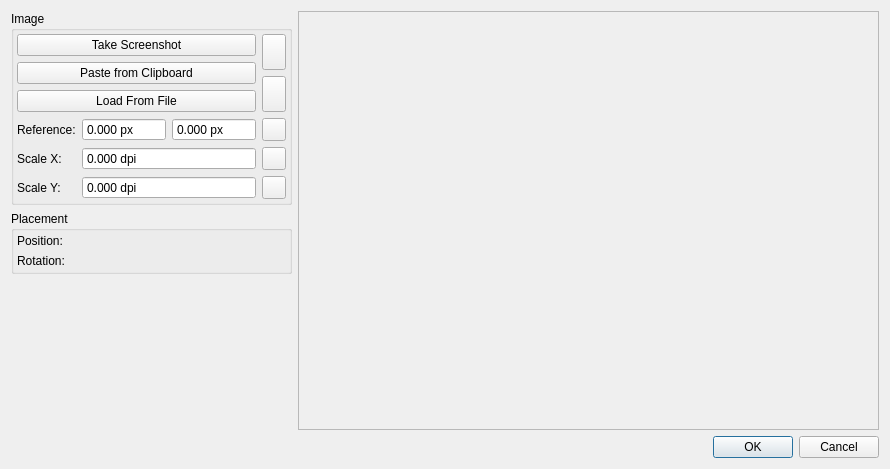
LibrePCB/LibrePCB, file libs/librepcb/editor/dialogs/backgroundimagesetupdialog.ui: the form before one commit.
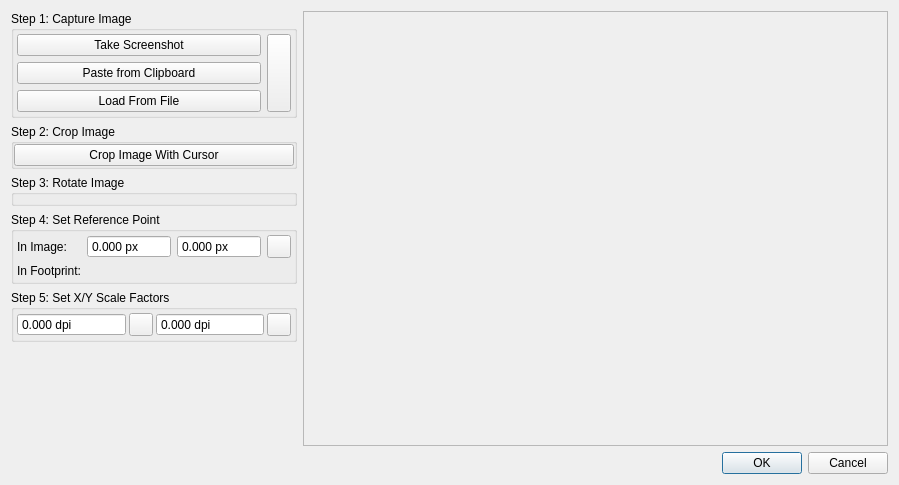
The form after the commit. Icons and pictures are not drawn. Custom widgets are drawn as their Qt base class.

What changed in the file:
```diff
--- a/libs/librepcb/editor/dialogs/backgroundimagesetupdialog.ui
+++ b/libs/librepcb/editor/dialogs/backgroundimagesetupdialog.ui
@@ -6,8 +6,8 @@
    <rect>
     <x>0</x>
     <y>0</y>
-    <width>890</width>
-    <height>469</height>
+    <width>899</width>
+    <height>485</height>
    </rect>
   </property>
   <property name="windowTitle">
@@ -17,11 +17,11 @@
    <item>
     <layout class="QHBoxLayout" name="horizontalLayout" stretch="0,1">
      <item>
-      <layout class="QVBoxLayout" name="verticalLayout" stretch="0,0,0">
+      <layout class="QVBoxLayout" name="verticalLayout" stretch="0,0,0,0,0,0">
        <item>
         <widget class="QGroupBox" name="groupBox">
          <property name="title">
-          <string>Image</string>
+          <string>Step 1: Capture Image</string>
          </property>
          <layout class="QGridLayout" name="gridLayout_2">
           <property name="leftMargin">
@@ -36,66 +36,7 @@
           <property name="bottomMargin">
            <number>3</number>
           </property>
-          <item row="5" column="0">
-           <widget class="QLabel" name="label_2">
-            <property name="text">
-             <string>Scale X:</string>
-            </property>
-           </widget>
-          </item>
-          <item row="5" column="3">
-           <widget class="QToolButton" name="btnMeasureScaleX">
-            <property name="toolTip">
-             <string>Measure scale in X-direction</string>
-            </property>
-            <property name="icon">
-             <iconset>
-              <normaloff>:/img/actions/ruler.png</normaloff>:/img/actions/ruler.png</iconset>
-            </property>
-           </widget>
-          </item>
-          <item row="1" column="0" colspan="3">
-           <widget class="QPushButton" name="btnScreenshot">
-            <property name="toolTip">
-             <string>Take a screenshot</string>
-            </property>
-            <property name="text">
-             <string>Take Screenshot</string>
-            </property>
-            <property name="icon">
-             <iconset>
-              <normaloff>:/img/actions/export_pixmap.png</normaloff>:/img/actions/export_pixmap.png</iconset>
-            </property>
-           </widget>
-          </item>
-          <item row="4" column="1">
-           <widget class="QDoubleSpinBox" name="spbxReferenceX">
-            <property name="buttonSymbols">
-             <enum>QAbstractSpinBox::NoButtons</enum>
-            </property>
-            <property name="suffix">
-             <string notr="true"> px</string>
-            </property>
-            <property name="decimals">
-             <number>3</number>
-            </property>
-            <property name="maximum">
-             <double>99999.000000000000000</double>
-            </property>
-           </widget>
-          </item>
-          <item row="6" column="3">
-           <widget class="QToolButton" name="btnMeasureScaleY">
-            <property name="toolTip">
-             <string>Measure scale in Y-direction</string>
-            </property>
-            <property name="icon">
-             <iconset>
-              <normaloff>:/img/actions/ruler.png</normaloff>:/img/actions/ruler.png</iconset>
-            </property>
-           </widget>
-          </item>
-          <item row="2" column="0" colspan="3">
+          <item row="2" column="0" colspan="2">
            <widget class="QPushButton" name="btnPaste">
             <property name="toolTip">
              <string>Paste image from clipboard</string>
@@ -109,62 +50,21 @@
             </property>
            </widget>
           </item>
-          <item row="4" column="2">
-           <widget class="QDoubleSpinBox" name="spbxReferenceY">
-            <property name="buttonSymbols">
-             <enum>QAbstractSpinBox::NoButtons</enum>
+          <item row="1" column="0" colspan="2">
+           <widget class="QPushButton" name="btnScreenshot">
+            <property name="toolTip">
+             <string>Take a screenshot</string>
             </property>
-            <property name="suffix">
-             <string> px</string>
-            </property>
-            <property name="decimals">
-             <number>3</number>
-            </property>
-            <property name="maximum">
-             <double>99999.000000000000000</double>
-            </property>
-           </widget>
-          </item>
-          <item row="5" column="1" colspan="2">
-           <widget class="QDoubleSpinBox" name="spbxDpiX">
-            <property name="buttonSymbols">
-             <enum>QAbstractSpinBox::NoButtons</enum>
-            </property>
-            <property name="suffix">
-             <string notr="true"> dpi</string>
-            </property>
-            <property name="decimals">
-             <number>3</number>
-            </property>
-            <property name="maximum">
-             <double>99999.000000000000000</double>
-            </property>
-           </widget>
-          </item>
-          <item row="6" column="1" colspan="2">
-           <widget class="QDoubleSpinBox" name="spbxDpiY">
-            <property name="buttonSymbols">
-             <enum>QAbstractSpinBox::NoButtons</enum>
-            </property>
-            <property name="suffix">
-             <string notr="true"> dpi</string>
-            </property>
-            <property name="decimals">
-             <number>3</number>
-            </property>
-            <property name="maximum">
-             <double>99999.000000000000000</double>
-            </property>
-           </widget>
-          </item>
-          <item row="6" column="0">
-           <widget class="QLabel" name="label_6">
             <property name="text">
-             <string>Scale Y:</string>
+             <string>Take Screenshot</string>
+            </property>
+            <property name="icon">
+             <iconset>
+              <normaloff>:/img/actions/export_pixmap.png</normaloff>:/img/actions/export_pixmap.png</iconset>
             </property>
            </widget>
           </item>
-          <item row="3" column="0" colspan="3">
+          <item row="3" column="0" colspan="2">
            <widget class="QPushButton" name="btnOpen">
             <property name="toolTip">
              <string>Open image from file</string>
@@ -178,64 +78,74 @@
             </property>
            </widget>
           </item>
-          <item row="4" column="3">
-           <widget class="QToolButton" name="btnSelectReference">
-            <property name="toolTip">
-             <string>Select reference point</string>
+          <item row="1" column="2" rowspan="3">
+           <widget class="QToolButton" name="btnReset">
+            <property name="sizePolicy">
+             <sizepolicy hsizetype="Fixed" vsizetype="MinimumExpanding">
+              <horstretch>0</horstretch>
+              <verstretch>0</verstretch>
+             </sizepolicy>
             </property>
+            <property name="text">
+             <string/>
+            </property>
             <property name="icon">
              <iconset>
               <normaloff>:/img/actions/select.png</normaloff>:/img/actions/select.png</iconset>
             </property>
            </widget>
           </item>
-          <item row="4" column="0">
-           <widget class="QLabel" name="label_3">
+         </layout>
+        </widget>
+       </item>
+       <item>
+        <widget class="QGroupBox" name="groupBox_4">
+         <property name="title">
+          <string>Step 2: Crop Image</string>
+         </property>
+         <layout class="QVBoxLayout" name="verticalLayout_6">
+          <property name="leftMargin">
+           <number>0</number>
+          </property>
+          <property name="topMargin">
+           <number>0</number>
+          </property>
+          <property name="rightMargin">
+           <number>0</number>
+          </property>
+          <property name="bottomMargin">
+           <number>0</number>
+          </property>
+          <item>
+           <widget class="QPushButton" name="btnCrop">
             <property name="text">
-             <string>Reference:</string>
+             <string>Crop Image With Cursor</string>
             </property>
            </widget>
           </item>
-          <item row="1" column="3" rowspan="3">
-           <layout class="QVBoxLayout" name="verticalLayout_4">
-            <item>
-             <widget class="QToolButton" name="btnReset">
-              <property name="sizePolicy">
-               <sizepolicy hsizetype="Fixed" vsizetype="MinimumExpanding">
-                <horstretch>0</horstretch>
-                <verstretch>0</verstretch>
-               </sizepolicy>
-              </property>
-              <property name="text">
-               <string/>
-              </property>
-              <property name="icon">
-               <iconset>
-                <normaloff>:/img/actions/cancel.png</normaloff>:/img/actions/cancel.png</iconset>
-              </property>
-             </widget>
-            </item>
-            <item>
-             <widget class="QToolButton" name="btnCrop">
-              <property name="sizePolicy">
-               <sizepolicy hsizetype="Fixed" vsizetype="MinimumExpanding">
-                <horstretch>0</horstretch>
-                <verstretch>0</verstretch>
-               </sizepolicy>
-              </property>
-              <property name="toolTip">
-               <string>Crop image to current view</string>
-              </property>
-              <property name="text">
-               <string/>
-              </property>
-              <property name="icon">
-               <iconset>
-                <normaloff>:/img/actions/cut.png</normaloff>:/img/actions/cut.png</iconset>
-              </property>
-             </widget>
-            </item>
-           </layout>
+         </layout>
+        </widget>
+       </item>
+       <item>
+        <widget class="QGroupBox" name="groupBox_3">
+         <property name="title">
+          <string>Step 3: Rotate Image</string>
+         </property>
+         <layout class="QVBoxLayout" name="verticalLayout_5">
+          <property name="leftMargin">
+           <number>0</number>
+          </property>
+          <property name="topMargin">
+           <number>0</number>
+          </property>
+          <property name="rightMargin">
+           <number>0</number>
+          </property>
+          <property name="bottomMargin">
+           <number>0</number>
+          </property>
+          <item>
+           <widget class="librepcb::editor::AngleEdit" name="edtRotation" native="true"/>
           </item>
          </layout>
         </widget>
@@ -243,7 +153,7 @@
        <item>
         <widget class="QGroupBox" name="groupBox_2">
          <property name="title">
-          <string>Placement</string>
+          <string>Step 4: Set Reference Point</string>
          </property>
          <layout class="QGridLayout" name="gridLayout">
           <property name="leftMargin">
@@ -258,26 +168,144 @@
           <property name="bottomMargin">
            <number>3</number>
           </property>
-          <item row="1" column="1" colspan="2">
-           <widget class="librepcb::editor::AngleEdit" name="edtRotation" native="true"/>
-          </item>
-          <item row="0" column="2">
+          <item row="1" column="2">
            <widget class="librepcb::editor::LengthEdit" name="edtPositionY" native="true"/>
           </item>
           <item row="0" column="1">
-           <widget class="librepcb::editor::LengthEdit" name="edtPositionX" native="true"/>
-          </item>
-          <item row="0" column="0">
-           <widget class="QLabel" name="label_4">
-            <property name="text">
-             <string>Position:</string>
+           <widget class="QDoubleSpinBox" name="spbxReferenceX">
+            <property name="buttonSymbols">
+             <enum>QAbstractSpinBox::NoButtons</enum>
+            </property>
+            <property name="suffix">
+             <string notr="true"> px</string>
+            </property>
+            <property name="decimals">
+             <number>3</number>
+            </property>
+            <property name="maximum">
+             <double>99999.000000000000000</double>
             </property>
            </widget>
           </item>
           <item row="1" column="0">
-           <widget class="QLabel" name="label_5">
+           <widget class="QLabel" name="label_4">
             <property name="text">
-             <string>Rotation:</string>
+             <string>In Footprint:</string>
+            </property>
+           </widget>
+          </item>
+          <item row="0" column="2">
+           <widget class="QDoubleSpinBox" name="spbxReferenceY">
+            <property name="buttonSymbols">
+             <enum>QAbstractSpinBox::NoButtons</enum>
+            </property>
+            <property name="suffix">
+             <string> px</string>
+            </property>
+            <property name="decimals">
+             <number>3</number>
+            </property>
+            <property name="maximum">
+             <double>99999.000000000000000</double>
+            </property>
+           </widget>
+          </item>
+          <item row="0" column="0">
+           <widget class="QLabel" name="label_3">
+            <property name="text">
+             <string>In Image:</string>
+            </property>
+           </widget>
+          </item>
+          <item row="1" column="1">
+           <widget class="librepcb::editor::LengthEdit" name="edtPositionX" native="true"/>
+          </item>
+          <item row="0" column="3">
+           <widget class="QToolButton" name="btnSelectReference">
+            <property name="toolTip">
+             <string>Select reference point</string>
+            </property>
+            <property name="icon">
+             <iconset>
+              <normaloff>:/img/actions/select.png</normaloff>:/img/actions/select.png</iconset>
+            </property>
+           </widget>
+          </item>
+         </layout>
+        </widget>
+       </item>
+       <item>
+        <widget class="QGroupBox" name="groupBox_5">
+         <property name="title">
+          <string>Step 5: Set X/Y Scale Factors</string>
+         </property>
+         <layout class="QGridLayout" name="gridLayout_3">
+          <property name="leftMargin">
+           <number>3</number>
+          </property>
+          <property name="topMargin">
+           <number>3</number>
+          </property>
+          <property name="rightMargin">
+           <number>3</number>
+          </property>
+          <property name="bottomMargin">
+           <number>3</number>
+          </property>
+          <property name="horizontalSpacing">
+           <number>3</number>
+          </property>
+          <item row="0" column="0">
+           <widget class="QDoubleSpinBox" name="spbxDpiX">
+            <property name="buttonSymbols">
+             <enum>QAbstractSpinBox::NoButtons</enum>
+            </property>
+            <property name="suffix">
+             <string notr="true"> dpi</string>
+            </property>
+            <property name="decimals">
+             <number>3</number>
+            </property>
+            <property name="maximum">
+             <double>99999.000000000000000</double>
+            </property>
+           </widget>
+          </item>
+          <item row="0" column="2">
+           <widget class="QDoubleSpinBox" name="spbxDpiY">
+            <property name="buttonSymbols">
+             <enum>QAbstractSpinBox::NoButtons</enum>
+            </property>
+            <property name="suffix">
+             <string notr="true"> dpi</string>
+            </property>
+            <property name="decimals">
+             <number>3</number>
+            </property>
+            <property name="maximum">
+             <double>99999.000000000000000</double>
+            </property>
+           </widget>
+          </item>
+          <item row="0" column="1">
+           <widget class="QToolButton" name="btnMeasureScaleX">
+            <property name="toolTip">
+             <string>Measure scale in X-direction</string>
+            </property>
+            <property name="icon">
+             <iconset>
+              <normaloff>:/img/actions/ruler.png</normaloff>:/img/actions/ruler.png</iconset>
+            </property>
+           </widget>
+          </item>
+          <item row="0" column="3">
+           <widget class="QToolButton" name="btnMeasureScaleY">
+            <property name="toolTip">
+             <string>Measure scale in Y-direction</string>
+            </property>
+            <property name="icon">
+             <iconset>
+              <normaloff>:/img/actions/ruler.png</normaloff>:/img/actions/ruler.png</iconset>
             </property>
            </widget>
           </item>
```
Left out of the diff: 6 changed lines with no effect on the pictures.
